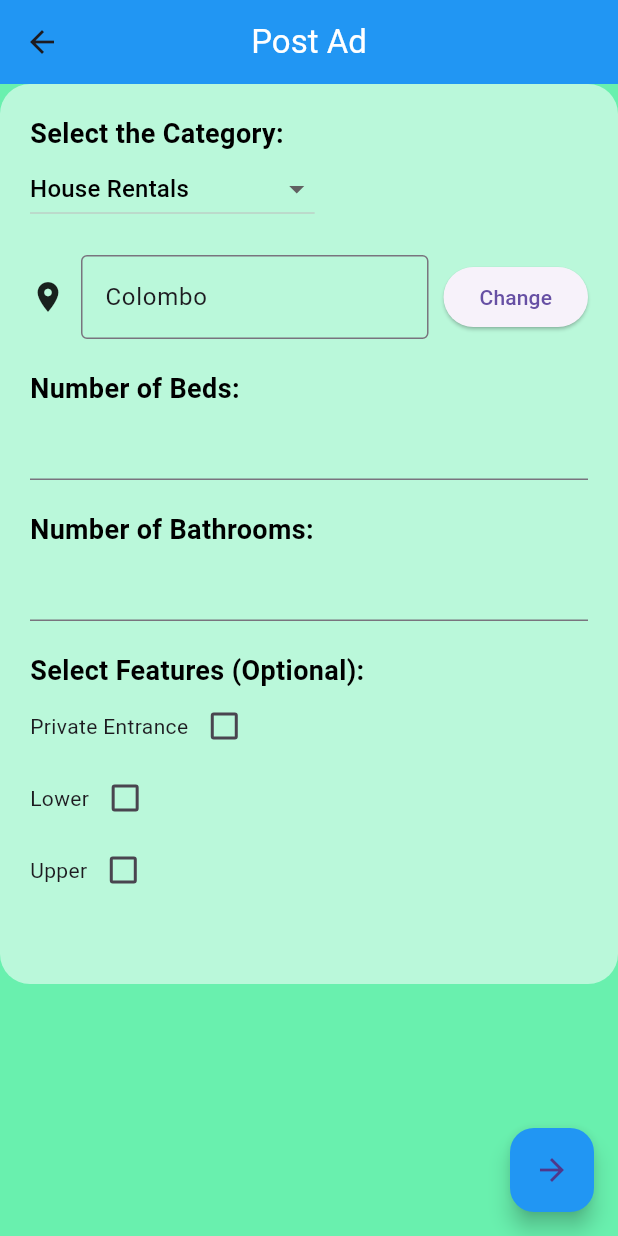
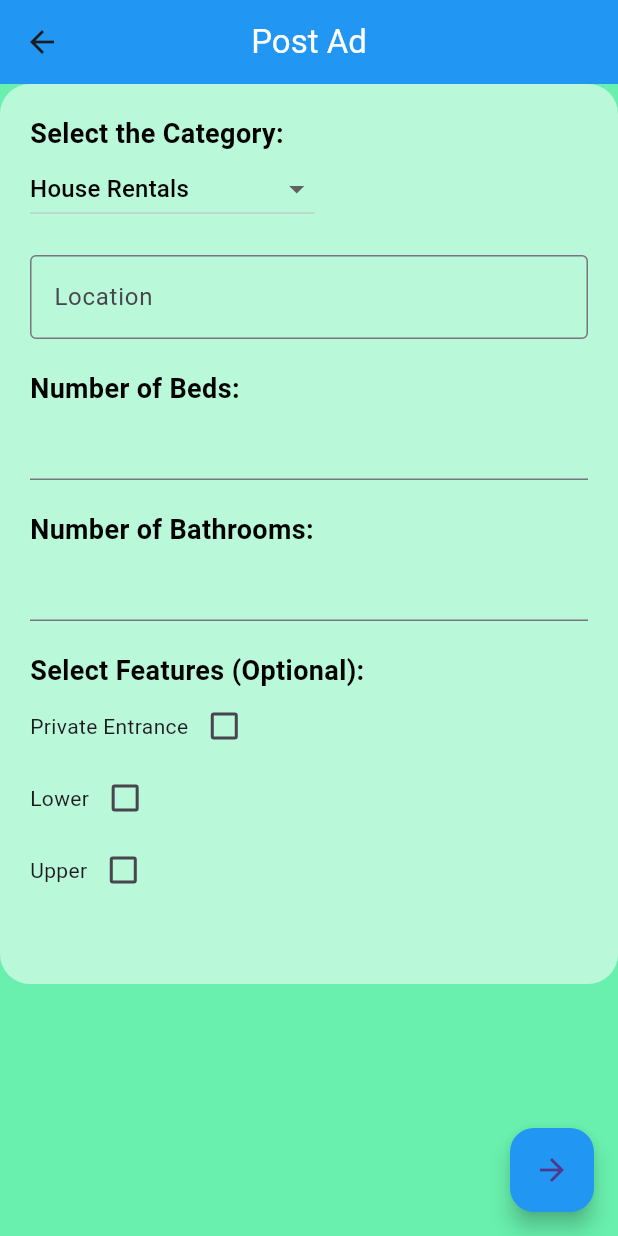
Before and after one commit to gaveenamarasinghe/PUSL2023_Mobile_App_Development, a Flutter app: the PostAdd screen opened directly, on a phone screen of 412 x 824 dp. Run offline on Flutter 3.47's test engine with Material 3 defaults, Android fonts, the phone set to English and light mode, and no system bars; our stand-ins replace firebase_auth, firebase_core, firebase_database, fluttertoast; missing offline and left inert: firebase_app_check; accounts and stored records are empty; generated files the repository leaves out were written again.

Commit message:
Update Postad.dart
Frontend of 1st Post ad Page

```diff
--- a/lib/Postad.dart
+++ b/lib/Postad.dart
@@ -1,5 +1,6 @@
 import 'package:flutter/material.dart';
-import 'Postad02.dart'; // Import the Postad02.dart file
+import 'package:firebase_database/firebase_database.dart';
+import 'Postad02.dart';
 
 class PostAdd extends StatefulWidget {
   const PostAdd({Key? key}) : super(key: key);
@@ -9,47 +10,70 @@ class PostAdd extends StatefulWidget {
 }
 
 class _PostAddState extends State<PostAdd> {
-  String _selectedOption = 'House Rentals'; // Default selected option
-  String _location = 'Colombo'; // Default location
-  int _numberOfBeds = 0; // Default number of beds
-  int _numberOfBathrooms = 0; // Default number of bathrooms
-  bool _privateEntrance = false; // Default private entrance option
-  bool _lower = false; // Default lower option
-  bool _upper = false; // Default upper option
+  String _selectedOption = 'House Rentals';
+  String _location = '';
+  int _numberOfBeds = 0;
+  int _numberOfBathrooms = 0;
+  bool _privateEntrance = false;
+  bool _lower = false;
+  bool _upper = false;
+
+  final DatabaseReference _database = FirebaseDatabase.instance.ref().child('posts');
+
+  void savePostToDatabase() {
+    DatabaseReference newPostRef = _database.push();
+    newPostRef.set({
+      'category': _selectedOption,
+      'location': _location,
+      'numberOfBeds': _numberOfBeds,
+      'numberOfBathrooms': _numberOfBathrooms,
+      'privateEntrance': _privateEntrance,
+      'lower': _lower,
+      'upper': _upper,
+      'isBooked': false
+    }).then((_) {
+      print('Post added to database successfully');
+      String postId = newPostRef.key ?? '';
+      Navigator.push(
+        context,
+        MaterialPageRoute(builder: (context) => Postad02(postId: postId)),
+      );
+    }).catchError((error) {
+      print('Failed to add post to database: $error');
+    });
+  }
 
   @override
   Widget build(BuildContext context) {
     return WillPopScope(
       onWillPop: () async {
-        // Handle back button press
         Navigator.pop(context);
-        return false; // Prevent default back button behavior
+        return false;
       },
       child: Scaffold(
         appBar: AppBar(
           leading: IconButton(
             icon: Icon(Icons.arrow_back),
             onPressed: () {
-              // Handle back button press
               Navigator.pop(context);
             },
           ),
           title: Text(
             'Post Ad',
-            style: TextStyle(color: Colors.white), // Change title color to white
+            style: TextStyle(color: Colors.white),
           ),
-          centerTitle: true, // Center the title
-          backgroundColor: Colors.blue, // Change app bar color to blue
+          centerTitle: true,
+          backgroundColor: Colors.blue,
         ),
-        backgroundColor: Colors.greenAccent, // Set background color to green
-        body: SingleChildScrollView( // Wrap with SingleChildScrollView
+        backgroundColor: Colors.greenAccent,
+        body: SingleChildScrollView(
           child: Center(
             child: Container(
-              width: 600, // Set width of the square design
-              height: 600, // Set height of the square design
+              width: 600,
+              height: 600,
               decoration: BoxDecoration(
-                color: Colors.white54, // Set background color of the square design
-                borderRadius: BorderRadius.circular(20), // Add border radius for rounded corners
+                color: Colors.white54,
+                borderRadius: BorderRadius.circular(20),
               ),
               padding: EdgeInsets.all(20),
               child: Column(
@@ -85,31 +109,17 @@ class _PostAddState extends State<PostAdd> {
                     }).toList(),
                   ),
                   SizedBox(height: 20),
-                  Row(
-                    children: [
-                      Icon(Icons.location_on), // Location icon
-                      SizedBox(width: 10),
-                      Expanded(
-                        child: TextField(
-                          readOnly: true,
-                          controller: TextEditingController(text: _location),
+                  TextFormField(
                     decoration: InputDecoration(
-                            hintText: 'Location',
+                      labelText: 'Location',
+                      hintText: 'Enter location',
                       border: OutlineInputBorder(),
                     ),
-                        ),
-                      ),
-                      SizedBox(width: 10),
-                      ElevatedButton(
-                        onPressed: () {
-                          // Handle changing the location
+                    onChanged: (value) {
                       setState(() {
-                            _location = 'New Location'; // Change the location as needed
+                        _location = value;
                       });
                     },
-                        child: Text('Change'),
-                      ),
-                    ],
                   ),
                   SizedBox(height: 20),
                   Text(
@@ -147,7 +157,7 @@ class _PostAddState extends State<PostAdd> {
                   ),
                   SizedBox(height: 20),
                   Text(
-                    'Select Features (Optional):', // Changed the text to "Select Features (Optional)"
+                    'Select Features (Optional):',
                     style: TextStyle(
                       fontSize: 18,
                       fontWeight: FontWeight.bold,
@@ -200,16 +210,12 @@ class _PostAddState extends State<PostAdd> {
         ),
         floatingActionButton: FloatingActionButton(
           onPressed: () {
-            // Navigate to Postad02.dart
-            Navigator.push(
-              context,
-              MaterialPageRoute(builder: (context) => Postad02()), // Assuming Postad02.dart is the destination
-            );
+            savePostToDatabase();
           },
-          child: Icon(Icons.arrow_forward), // Icon for the button
-          backgroundColor: Colors.blue, // Background color of the button
+          child: Icon(Icons.arrow_forward),
+          backgroundColor: Colors.blue,
         ),
-        floatingActionButtonLocation: FloatingActionButtonLocation.endFloat, // Position of the button
+        floatingActionButtonLocation: FloatingActionButtonLocation.endFloat,
       ),
     );
   }
```
Lines whose indentation alone changed are shown as unchanged.
